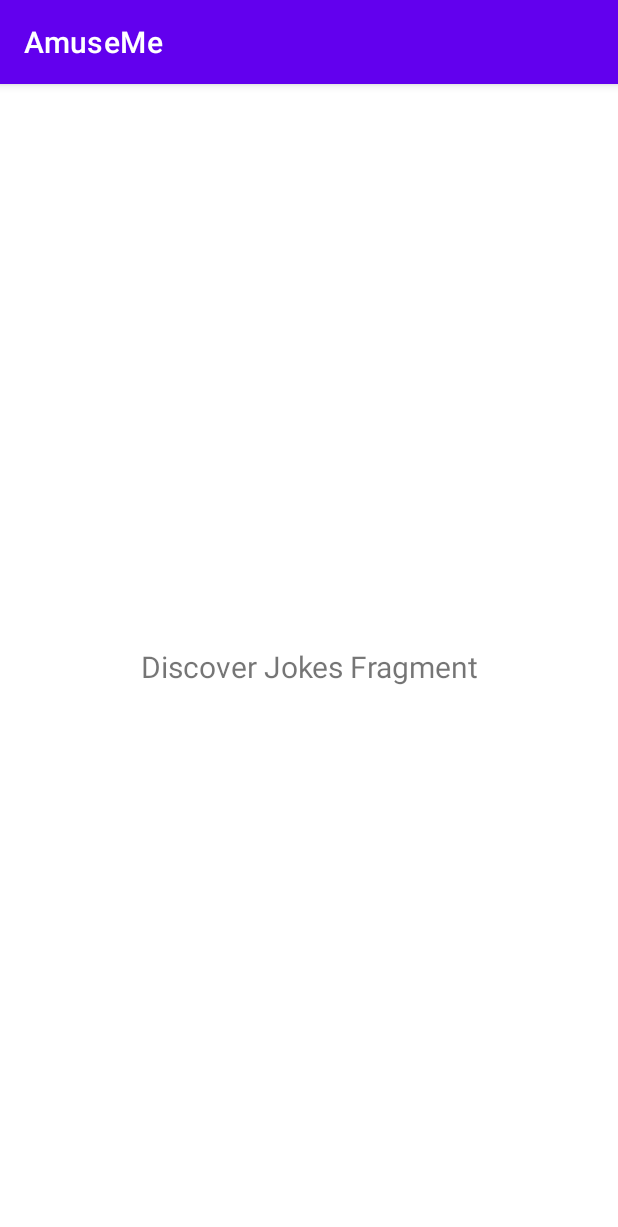
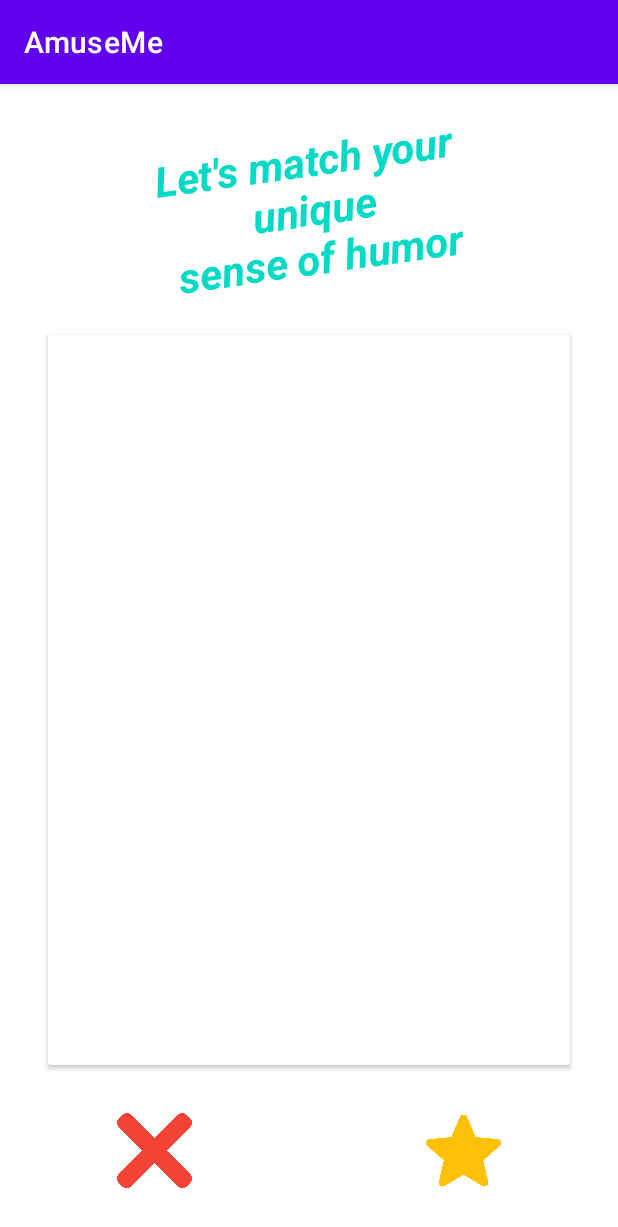
Before and after one commit to DianaElenaStancu/AndroidProject, an Android app: the fragment DiscoverJokesFragment shown on its own in the app's theme, on a phone screen of 412 x 824 dp. Shown: the top 1227 px of the screen. Run offline under Robolectric (Android 15) with nearby library versions, the phone set to English and light mode, and no system bars.

Commit message:
Designed the discover jokes page layout

```diff
--- /dev/null
+++ b/app/src/debug/res/values/ic_launcher_background.xml
@@ -0,0 +1,4 @@
+<?xml version="1.0" encoding="utf-8"?>
+<resources>
+    <color name="ic_launcher_background">#FFFFFF</color>
+</resources>
--- a/app/src/main/java/com/dian/amuseme/DiscoverJokesFragment.java
+++ b/app/src/main/java/com/dian/amuseme/DiscoverJokesFragment.java
@@ -4,15 +4,43 @@ import android.os.Bundle;
 import android.view.LayoutInflater;
 import android.view.View;
 import android.view.ViewGroup;
+import android.widget.ImageButton;
+import android.widget.Toast;
 
 import androidx.annotation.NonNull;
 import androidx.fragment.app.Fragment;
 
 public class DiscoverJokesFragment extends Fragment {
+    private ImageButton imageButtonDiscardJoke, imageButtonSaveJokeToFavorites;
 
     @Override
     public View onCreateView(LayoutInflater inflater, ViewGroup container,
                              Bundle savedInstanceState) {
-        return inflater.inflate(R.layout.fragment_discover_jokes, container, false);
+        View view = inflater.inflate(R.layout.fragment_discover_jokes, container, false);
+
+        setupViews(view);
+        connectComponents();
+
+        return view;
+    }
+
+    private void connectComponents() {
+        imageButtonDiscardJoke.setOnClickListener(new View.OnClickListener() {
+            @Override
+            public void onClick(View view) {
+                Toast.makeText(view.getContext(), "Joke Discarded", Toast.LENGTH_SHORT).show();
+            }
+        });
+        imageButtonSaveJokeToFavorites.setOnClickListener(new View.OnClickListener() {
+            @Override
+            public void onClick(View view) {
+                Toast.makeText(view.getContext(), "Joke Added To Favorites", Toast.LENGTH_SHORT).show();
+            }
+        });
+    }
+
+    private void setupViews(View view) {
+        imageButtonDiscardJoke = view.findViewById(R.id.imageButtonDiscardJoke);
+        imageButtonSaveJokeToFavorites = view.findViewById(R.id.imageButtonSaveJokeToFavorites);
     }
 }
--- a/app/src/main/res/layout/fragment_discover_jokes.xml
+++ b/app/src/main/res/layout/fragment_discover_jokes.xml
@@ -1,24 +1,81 @@
 <?xml version="1.0" encoding="utf-8"?>
 <androidx.constraintlayout.widget.ConstraintLayout xmlns:android="http://schemas.android.com/apk/res/android"
+    xmlns:app="http://schemas.android.com/apk/res-auto"
+    xmlns:tools="http://schemas.android.com/tools"
     android:layout_width="match_parent"
     android:layout_height="match_parent"
-    xmlns:tools="http://schemas.android.com/tools"
-    xmlns:app="http://schemas.android.com/apk/res-auto"
     tools:context=".DiscoverJokesFragment">
 
     <TextView
         android:id="@+id/text_slideshow"
         android:layout_width="match_parent"
         android:layout_height="wrap_content"
-    android:layout_marginStart="8dp"
-    android:layout_marginTop="8dp"
-    android:layout_marginEnd="8dp"
+        android:layout_marginTop="32dp"
+        android:rotation="-8"
+        android:text="@string/let_s_match_your_n_unique_n_sense_of_humor"
         android:textAlignment="center"
-    android:textSize="20sp"
-    android:text="@string/discover_jokes_fragment"
-    app:layout_constraintBottom_toBottomOf="parent"
+
+        android:textAppearance="@style/TextAppearance.AppCompat.Body1"
+        android:textColor="@color/teal_200"
+        android:textSize="28sp"
+        android:textStyle="bold|italic"
         app:layout_constraintEnd_toEndOf="parent"
         app:layout_constraintStart_toStartOf="parent"
         app:layout_constraintTop_toTopOf="parent" />
 
+
+    <androidx.cardview.widget.CardView
+        android:layout_width="0dp"
+        android:layout_height="0dp"
+        android:layout_marginHorizontal="32dp"
+        android:layout_marginTop="32dp"
+        android:layout_marginBottom="32dp"
+        app:layout_constraintBottom_toTopOf="@+id/linearLayout"
+        app:layout_constraintEnd_toEndOf="parent"
+        app:layout_constraintStart_toStartOf="parent"
+        app:layout_constraintTop_toBottomOf="@+id/text_slideshow" />
+
+    <LinearLayout
+        android:id="@+id/linearLayout"
+        android:layout_width="match_parent"
+        android:layout_height="50dp"
+        android:layout_marginBottom="32dp"
+        android:orientation="horizontal"
+        app:layout_constraintBottom_toBottomOf="parent"
+        app:layout_constraintEnd_toEndOf="parent"
+        app:layout_constraintStart_toStartOf="parent">
+
+        <LinearLayout
+            android:layout_width="0dp"
+            android:layout_height="match_parent"
+            android:layout_weight="1"
+            android:gravity="center"
+            android:orientation="horizontal">
+
+            <ImageButton
+                android:id="@+id/imageButtonDiscardJoke"
+                android:layout_width="50dp"
+                android:layout_height="50dp"
+                android:background="@color/white"
+                android:scaleType="fitCenter"
+                android:src="@drawable/discard_joke_icon" />
+        </LinearLayout>
+
+        <LinearLayout
+            android:layout_width="0dp"
+            android:layout_height="match_parent"
+            android:layout_weight="1"
+            android:gravity="center"
+            android:orientation="horizontal">
+
+            <ImageButton
+                android:id="@+id/imageButtonSaveJokeToFavorites"
+                android:layout_width="50dp"
+                android:layout_height="50dp"
+                android:background="@color/white"
+                android:scaleType="fitCenter"
+                android:src="@drawable/favorite_joke_icon" />
+        </LinearLayout>
+
+    </LinearLayout>
 </androidx.constraintlayout.widget.ConstraintLayout>
--- a/app/src/main/res/values/colors.xml
+++ b/app/src/main/res/values/colors.xml
@@ -7,4 +7,5 @@
     <color name="teal_700">#FF018786</color>
     <color name="black">#FF000000</color>
     <color name="white">#FFFFFFFF</color>
+
 </resources>
--- a/app/src/main/res/values/strings.xml
+++ b/app/src/main/res/values/strings.xml
@@ -24,4 +24,5 @@
     <string name="joke_of_the_day">Joke Of The Day</string>
     <string name="about_us_fragment">About Us Fragment</string>
     <string name="about_us">About Us</string>
+    <string name="let_s_match_your_n_unique_n_sense_of_humor">Let\'s match your\n unique\n sense of humor</string>
 </resources>
```
Also changed, not shown: app/src/debug/ic_launcher-playstore.png (added), app/src/main/res/drawable-nodpi/discard_joke_icon.png (added), app/src/main/res/drawable-nodpi/favorite_joke_icon.png (added). Lines whose indentation alone changed are shown as unchanged.
